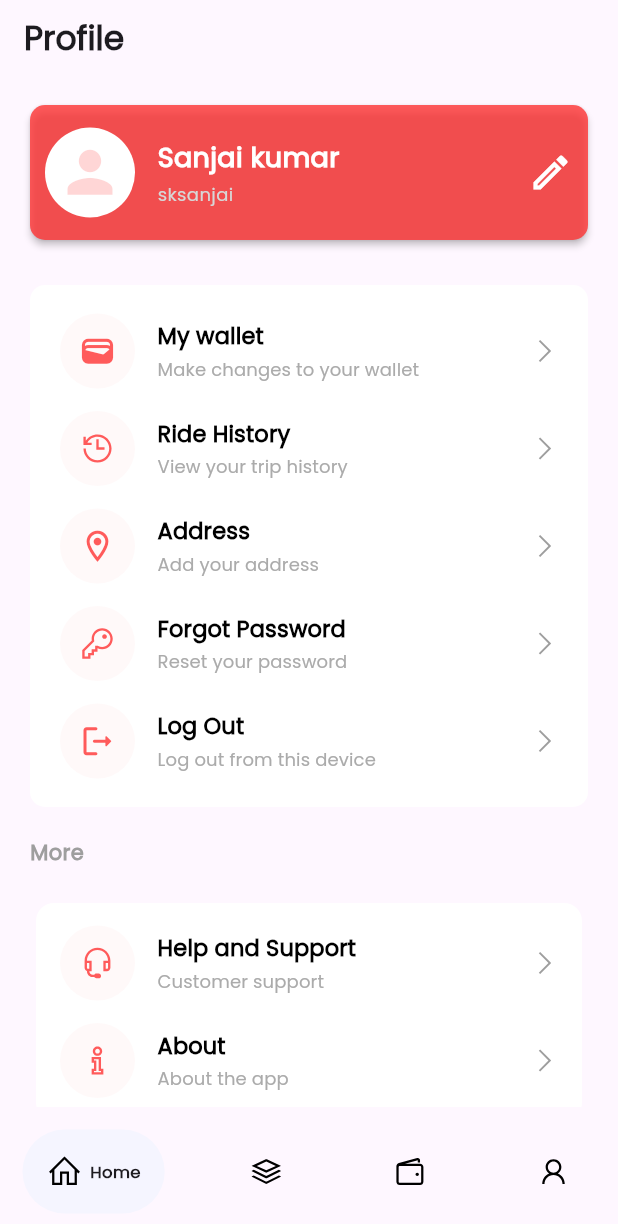
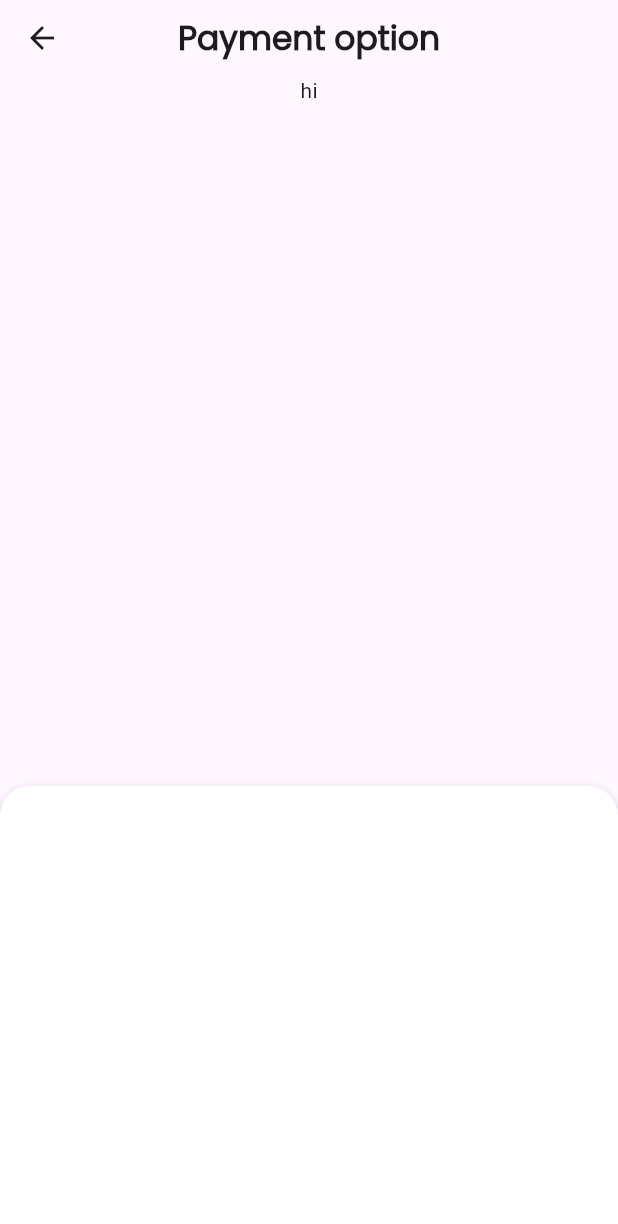
Before and after one commit to SANJAIKUMAR-28/Ride_Hailing_Service_UserApp, a Flutter app: the HomeScreen screen opened directly, after a tap on "My wallet", on a phone screen of 412 x 824 dp. Shown: the top 1224 px of the screen. Run offline on Flutter 3.47's test engine with Material 2 defaults, Android fonts, the phone set to English and light mode, and no system bars; drawn by our look-alikes of google_nav_bar; our stand-ins replace line_icons.

Commit message:
paymentscreen

```diff
--- a/lib/main.dart
+++ b/lib/main.dart
@@ -1,6 +1,7 @@
 import 'package:flutter/material.dart';
 import 'package:velocito/LoginSignup/Login.dart';
 import 'package:velocito/LoginSignup/Signup.dart';
+import 'package:velocito/splash.dart';
 
 void main() {
   runApp(const MyApp());
--- /dev/null
+++ b/lib/pages/BookingProcess/PaymentOption.dart
@@ -0,0 +1,63 @@
+import 'package:flutter/material.dart';
+
+class PaymentOption extends StatefulWidget {
+  const PaymentOption({super.key});
+
+  @override
+  State<PaymentOption> createState() => _PaymentOptionState();
+}
+
+class _PaymentOptionState extends State<PaymentOption> {
+  @override
+  Widget build(BuildContext context) {
+    return Scaffold(
+        extendBodyBehindAppBar: true,
+        resizeToAvoidBottomInset: false,
+        appBar: AppBar(
+          title: const Text(
+            'Payment option',
+            style: TextStyle(fontFamily: 'Arimo', fontWeight: FontWeight.bold),
+          ),
+          centerTitle: true,
+          toolbarHeight: 50,
+          shadowColor: Colors.transparent,
+          surfaceTintColor: Colors.transparent,
+          backgroundColor: Colors.transparent,
+          elevation: 0,
+        ),
+        body: Stack(children: [
+          Column(
+            children: [
+              Expanded(
+                child: SingleChildScrollView(
+                  clipBehavior: Clip.none,
+                  scrollDirection: Axis.vertical,
+                  child: Column(
+                    children: [
+                      SizedBox(
+                        height: 50,
+                      ),
+                      Text('hi'),
+                      SizedBox(
+                        height: 500,
+                      ),
+                      Text('hoo'),
+                    ],
+                  ),
+                ),
+              ),
+              SizedBox(
+                height: 300,
+                child: Material(
+                    elevation: 5,
+                    borderRadius: BorderRadius.only(
+                        topRight: Radius.circular(20),
+                        topLeft: Radius.circular(20)),
+                    color: Colors.white,
+                    child: Row()),
+              )
+            ],
+          ),
+        ]));
+  }
+}
--- a/lib/pages/HomeScreen.dart
+++ b/lib/pages/HomeScreen.dart
@@ -1,6 +1,7 @@
 import 'package:flutter/material.dart';
 import 'package:google_nav_bar/google_nav_bar.dart';
 import 'package:line_icons/line_icons.dart';
+import 'package:velocito/pages/BookingProcess/PaymentOption.dart';
 import 'dart:ui';
 
 import 'package:velocito/pages/Profile/ProfilePage.dart';
@@ -19,7 +20,7 @@ class _HomeScreenState extends State<HomeScreen> {
       TextStyle(fontFamily: 'Arimo', fontSize: 11, fontWeight: FontWeight.bold);
   static const List<Widget> _widgetOptions = <Widget>[
     ProfilePage(),
-    ProfilePage(),
+    PaymentOption(),
     ProfilePage(),
     ProfilePage(),
   ];
--- a/lib/pages/Profile/ProfilePage.dart
+++ b/lib/pages/Profile/ProfilePage.dart
@@ -1,5 +1,7 @@
 import 'package:flutter/material.dart';
 import 'package:line_icons/line_icons.dart';
+import 'package:velocito/pages/BookingProcess/PaymentOption.dart';
+import 'package:velocito/pages/Profile/RideHistory.dart';
 
 class ProfilePage extends StatefulWidget {
   const ProfilePage({super.key});
@@ -115,7 +117,10 @@ class _ProfilePageState extends State<ProfilePage> {
                               child: MaterialButton(
                                 highlightColor: Colors.transparent,
                                 splashColor: Colors.transparent,
-                                onPressed: () {},
+                                onPressed: () {
+                                  Navigator.push(context,
+                                      MaterialPageRoute(builder: (context) => PaymentOption()));
+                                },
                                 child: Row(
                                   mainAxisAlignment:
                                       MainAxisAlignment.spaceBetween,
@@ -183,7 +188,10 @@ class _ProfilePageState extends State<ProfilePage> {
                               child: MaterialButton(
                                 splashColor: Colors.transparent,
                                 highlightColor: Colors.transparent,
-                                onPressed: () {},
+                                onPressed: () {
+                                  Navigator.push(context,
+                                      MaterialPageRoute(builder: (context) => RideHistory()));
+                                },
                                 child: Row(
                                   mainAxisAlignment:
                                       MainAxisAlignment.spaceBetween,
@@ -236,7 +244,9 @@ class _ProfilePageState extends State<ProfilePage> {
                                         color: Colors.grey,
                                         size: 20,
                                       ),
-                                      onTap: () {},
+                                      onTap: () {
+
+                                      },
                                     )
                                   ],
                                 ),
--- a/pubspec.yaml
+++ b/pubspec.yaml
@@ -68,6 +68,7 @@ flutter:
     - assets/fb.png
     - assets/apple.png
     - assets/loginimg.png
+    - assets/splashimg.png
   # assets:
   #   - images/a_dot_burr.jpeg
   #   - images/a_dot_ham.jpeg
@@ -87,6 +88,9 @@ flutter:
     - family: Arimo
       fonts:
         - asset: fonts/Poppins-Regular.ttf
+    - family: nova
+      fonts:
+        - asset: fonts/NovaSlim-Regular.ttf
 
   # fonts:
   #   - family: Schyler
```
Also changed, not shown: lib/pages/Profile/RideHistory.dart (added, +168 -0 lines), lib/splash.dart (added, +42 -0 lines), assets/splashimg.png (added), fonts/NovaSlim-Regular.ttf (added).
